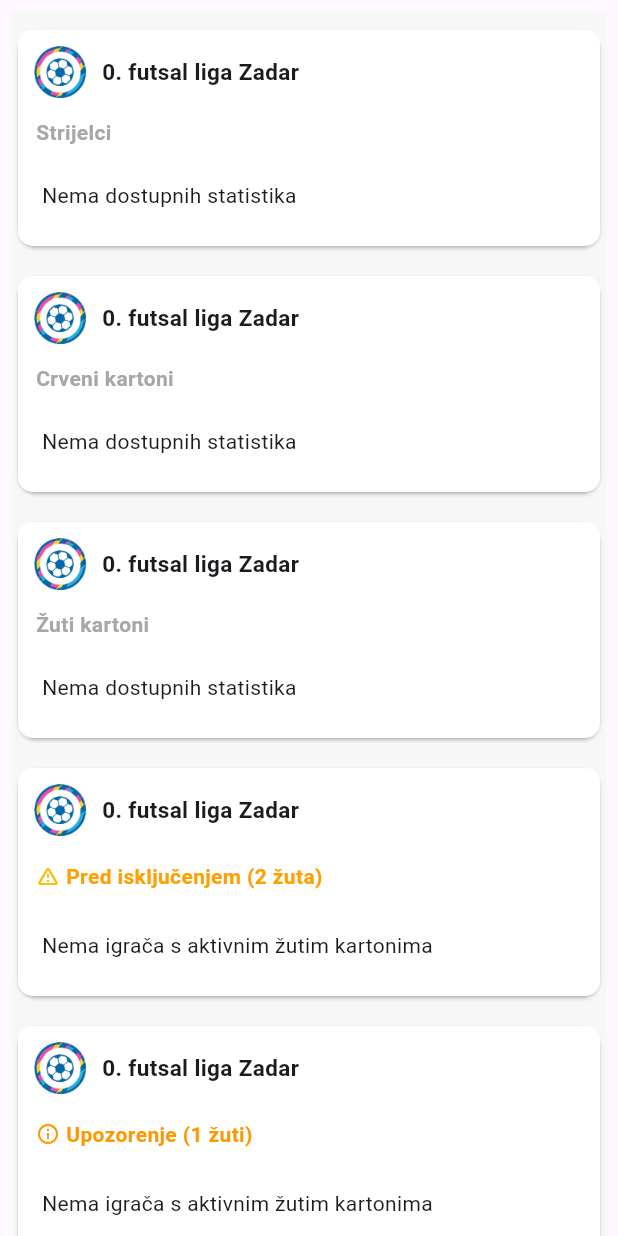
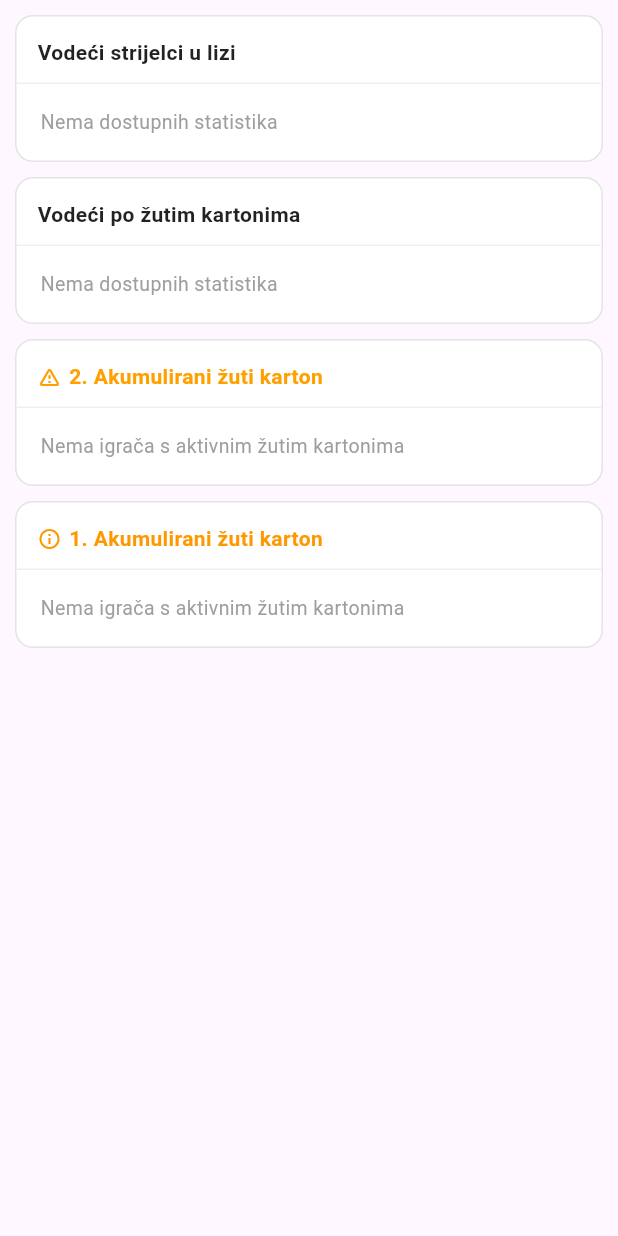
Before and after one commit to Aschmenzy/futsalZadarMobile, a Flutter app: the StatisticsTab widget shown alone on an empty page, opened directly with empty values, on a phone screen of 412 x 824 dp. Run offline on Flutter 3.47's test engine with Material 3 defaults, Android fonts, the phone set to English and light mode, and no system bars; our stand-ins replace cloud_firestore, firebase_core, google_fonts; accounts and stored records are empty; statements that could not run were skipped.

Commit message:
basic style changes for the stats page

```diff
--- a/futsalmobile/lib/models/leaugePage/playerData/player_stats_data.dart
+++ b/futsalmobile/lib/models/leaugePage/playerData/player_stats_data.dart
@@ -50,7 +50,7 @@ class PlayerStatsData {
       playerFullName: map['playerName'] as String? ?? '',
       redCards: map['redCards'] as num? ?? 0,
       yellowCards: map['yellowCards'] as num? ?? 0,
-      activeYellows: map['activeYellows'] as num ?? 0,
+      activeYellows: map['activeYellows'] as num,
       suspendedUntilRound: map['suspendedUntilRound'] as num? ?? 0,
     );
   }
--- a/futsalmobile/lib/pages/leaguePage/leagueDetails/tabs/stats_tab.dart
+++ b/futsalmobile/lib/pages/leaguePage/leagueDetails/tabs/stats_tab.dart
@@ -18,7 +18,6 @@ class _StatisticsTabState extends State<StatisticsTab> {
   final _service = FirebaseService();
   List<PlayerStatsData> _topScorers = [];
   List<PlayerStatsData> _topRedCards = [];
-  List<PlayerStatsData> _topYellowCards = [];
   List<PlayerStatsData> _oneYellow = [];
   List<PlayerStatsData> _twoYellows = [];
   bool _loading = true;
@@ -40,10 +39,6 @@ class _StatisticsTabState extends State<StatisticsTab> {
         widget.league.id,
         season: widget.season,
       );
-      final yellowCards = await _service.getLeadingPlayersByYellowCards(
-        widget.league.id,
-        season: widget.season,
-      );
       final activeYellows = await _service.getPlayersByActiveYellows(
         widget.league.id,
         season: widget.season,
@@ -53,7 +48,6 @@ class _StatisticsTabState extends State<StatisticsTab> {
       setState(() {
         _topScorers = scorers;
         _topRedCards = redCards;
-        _topYellowCards = yellowCards;
         _oneYellow = activeYellows['oneYellow']!;
         _twoYellows = activeYellows['twoYellows']!;
         _loading = false;
@@ -61,7 +55,7 @@ class _StatisticsTabState extends State<StatisticsTab> {
     } catch (e) {
       if (!mounted) return;
       setState(() {
-        _error = 'Greska pri ucitavanju: $e';
+        _error = 'Greška pri učitavanju: $e';
         _loading = false;
       });
     }
@@ -71,188 +65,188 @@ class _StatisticsTabState extends State<StatisticsTab> {
   Widget build(BuildContext context) {
     return SingleChildScrollView(
       child: Padding(
-        padding: const EdgeInsets.all(8.0),
-        child: Container(
-          decoration: BoxDecoration(color: AppColors.background),
+        padding: const EdgeInsets.symmetric(horizontal: 10, vertical: 10),
         child: Column(
           children: [
-              const SizedBox(height: 8),
-              _buildCard(
-                title: 'Strijelci',
+            _buildStatCard(
+              title: 'Vodeći strijelci u lizi',
               players: _topScorers,
-                statValue: (p) => '${p.totalGoals.toInt()}',
+              trailing: (p) => _statWithIcon(
+                label: '${p.totalGoals.toInt()}',
+                icon: 'assets/icons/stats/SoccerBall.png',
               ),
-              const SizedBox(height: 12),
-              _buildCard(
-                title: 'Crveni kartoni',
+            ),
+            const SizedBox(height: 10),
+
+            _buildStatCard(
+              title: 'Vodeći po žutim kartonima',
               players: _topRedCards,
-                statValue: (p) => '${p.redCards.toInt()}',
+              trailing: (p) =>
+                  _statWithYellowCard(label: '${p.redCards.toInt()}'),
             ),
-              const SizedBox(height: 12),
-              _buildCard(
-                title: 'Žuti kartoni',
-                players: _topYellowCards,
-                statValue: (p) => '${p.yellowCards.toInt()}',
+            const SizedBox(height: 10),
+
+            _buildStatCard(
+              title: '2. Akumulirani žuti karton',
+              titleColor: Colors.amber.shade700,
+              titleIcon: Icons.warning_amber_rounded,
+              players: _twoYellows,
+              trailing: (p) => Container(
+                width: 25,
+                height: 25,
+                decoration: const BoxDecoration(
+                  color: Colors.white,
+                  shape: BoxShape.circle,
                 ),
-              const SizedBox(height: 12),
-              _buildSimpleYellowCard(
-                title: 'Pred isključenjem (2 žuta)',
-                players: _twoYellows,
-                count: 2,
-                labelColor: Colors.amber.shade700,
-                icon: Icons.warning_amber_rounded,
-                iconColor: Colors.amber,
+                child: ClipOval(
+                  child: Image.asset(
+                    'assets/icons/stats/yellowCard.png',
+                    fit: BoxFit.cover,
                   ),
-              const SizedBox(height: 12),
-              _buildSimpleYellowCard(
-                title: 'Upozorenje (1 žuti)',
+                ),
+              ),
+              emptyText: 'Nema igrača s aktivnim žutim kartonima',
+            ),
+            const SizedBox(height: 10),
+
+            _buildStatCard(
+              title: '1. Akumulirani žuti karton',
+              titleColor: Colors.orange,
+              titleIcon: Icons.info_outline,
               players: _oneYellow,
-                count: 1,
-                labelColor: Colors.orange,
-                icon: Icons.info_outline,
-                iconColor: Colors.orange,
+              trailing: (p) => Container(
+                width: 25,
+                height: 25,
+                decoration: const BoxDecoration(
+                  color: Colors.white,
+                  shape: BoxShape.circle,
                 ),
-              const SizedBox(height: 8),
+                child: ClipOval(
+                  child: Image.asset(
+                    'assets/icons/stats/yellowCard.png',
+                    fit: BoxFit.cover,
+                  ),
+                ),
+              ),
+              emptyText: 'Nema igrača s aktivnim žutim kartonima',
+            ),
+            const SizedBox(height: 10),
           ],
-          ),
         ),
       ),
     );
   }
 
-  Widget _buildCard({
+  // ── Card container ───────────────────────────────────────────────────────────
+
+  Widget _buildStatCard({
     required String title,
+    Color? titleColor,
+    IconData? titleIcon,
     required List<PlayerStatsData> players,
-    required String Function(PlayerStatsData) statValue,
+    required Widget Function(PlayerStatsData) trailing,
+    String emptyText = 'Nema dostupnih statistika',
   }) {
-    return Card(
-      elevation: 1,
-      child: Container(
+    return Container(
       width: double.infinity,
       decoration: BoxDecoration(
-          color: AppColors.ternary,
-          borderRadius: BorderRadius.circular(10),
+        color: Colors.white,
+        borderRadius: BorderRadius.circular(12),
+        border: Border.all(color: const Color(0xFFE4E4E4), width: 1),
       ),
       child: Column(
         crossAxisAlignment: CrossAxisAlignment.start,
         children: [
-            const SizedBox(height: 8),
-            _cardHeader(),
-            const SizedBox(height: 10),
-            _sectionTitle(title),
-            const SizedBox(height: 6),
+          // Title row
+          Padding(
+            padding: const EdgeInsets.fromLTRB(14, 14, 14, 10),
+            child: Row(
+              children: [
+                if (titleIcon != null) ...[
+                  Icon(
+                    titleIcon,
+                    size: 16,
+                    color: titleColor ?? Colors.black87,
+                  ),
+                  const SizedBox(width: 5),
+                ],
+                Text(
+                  title,
+                  style: TextStyle(
+                    fontFamily: AppFonts.roboto.fontFamily,
+                    fontWeight: FontWeight.w700,
+                    fontSize: 14,
+                    color: titleColor ?? Colors.black87,
+                  ),
+                ),
+              ],
+            ),
+          ),
+
+          const Divider(height: 1, thickness: 1, color: Color(0xFFF0F0F0)),
+
+          // Body
           if (_loading)
             const Padding(
-                padding: EdgeInsets.all(24),
-                child: CircularProgressIndicator(),
+              padding: EdgeInsets.all(28),
+              child: Center(child: CircularProgressIndicator()),
             )
           else if (_error != null)
             Padding(
               padding: const EdgeInsets.all(16),
-                child: Text(_error!, style: const TextStyle(color: Colors.red)),
+              child: Text(
+                _error!,
+                style: const TextStyle(color: Colors.red, fontSize: 13),
+              ),
             )
           else if (players.isEmpty)
-              const Padding(
-                padding: EdgeInsets.all(16),
-                child: Text('Nema dostupnih statistika'),
+            Padding(
+              padding: const EdgeInsets.all(16),
+              child: Text(
+                emptyText,
+                style: TextStyle(
+                  fontFamily: AppFonts.roboto.fontFamily,
+                  color: Colors.grey,
+                  fontSize: 13,
+                ),
+              ),
             )
           else
             ListView.separated(
               shrinkWrap: true,
               physics: const NeverScrollableScrollPhysics(),
               itemCount: players.length,
-                separatorBuilder: (_, __) => const SizedBox(height: 6),
+              separatorBuilder: (_, __) => const Divider(
+                height: 1,
+                thickness: 1,
+                color: Color(0xFFF0F0F0),
+                indent: 14,
+                endIndent: 14,
+              ),
               itemBuilder: (context, index) =>
-                    _scorerRow(index + 1, players[index], statValue),
+                  _playerRow(players[index], trailing),
             ),
-            const SizedBox(height: 8),
         ],
-        ),
       ),
     );
   }
 
-  Widget _buildSimpleYellowCard({
-    required String title,
-    required List<PlayerStatsData> players,
-    required int count,
-    required Color labelColor,
-    required IconData icon,
-    required Color iconColor,
-  }) {
-    return Card(
-      elevation: 1,
-      child: Container(
-        width: double.infinity,
-        decoration: BoxDecoration(
-          color: AppColors.ternary,
-          borderRadius: BorderRadius.circular(10),
-        ),
-        child: Column(
-          crossAxisAlignment: CrossAxisAlignment.start,
-          children: [
-            const SizedBox(height: 8),
-            _cardHeader(),
-            const SizedBox(height: 10),
-            Padding(
-              padding: const EdgeInsets.symmetric(horizontal: 12, vertical: 4),
+  // ── Player row ───────────────────────────────────────────────────────────────
+
+  Widget _playerRow(
+    PlayerStatsData player,
+    Widget Function(PlayerStatsData) trailing,
+  ) {
+    return Padding(
+      padding: const EdgeInsets.symmetric(horizontal: 14, vertical: 10),
       child: Row(
         children: [
-                  Icon(icon, color: iconColor, size: 16),
-                  const SizedBox(width: 4),
-                  Text(
-                    title,
-                    style: TextStyle(
-                      fontFamily: AppFonts.roboto.fontFamily,
-                      fontWeight: FontWeight.w700,
-                      fontSize: 14,
-                      color: labelColor,
-                    ),
-                  ),
-                ],
-              ),
-            ),
-            const SizedBox(height: 6),
-            if (_loading)
-              const Padding(
-                padding: EdgeInsets.all(24),
-                child: CircularProgressIndicator(),
-              )
-            else if (_error != null)
-              Padding(
-                padding: const EdgeInsets.all(16),
-                child: Text(_error!, style: const TextStyle(color: Colors.red)),
-              )
-            else if (players.isEmpty)
-              const Padding(
-                padding: EdgeInsets.all(16),
-                child: Text('Nema igrača s aktivnim žutim kartonima'),
-              )
-            else
-              ListView.separated(
-                shrinkWrap: true,
-                physics: const NeverScrollableScrollPhysics(),
-                itemCount: players.length,
-                separatorBuilder: (_, __) => const SizedBox(height: 6),
-                itemBuilder: (context, index) =>
-                    _yellowRow(players[index], count),
-              ),
-            const SizedBox(height: 8),
-          ],
-        ),
-      ),
-    );
-  }
-
-  Widget _cardHeader() {
-    return Row(
-      children: [
-        const SizedBox(width: 8),
+          // Player photo
           Container(
-          width: 40,
-          height: 40,
+            width: 52,
+            height: 52,
             decoration: const BoxDecoration(
-            color: Colors.white,
+              color: Color(0xFFEEEEEE),
               shape: BoxShape.circle,
             ),
             child: ClipOval(
@@ -262,148 +256,125 @@ class _StatisticsTabState extends State<StatisticsTab> {
               ),
             ),
           ),
-        const SizedBox(width: 8),
+
+          const SizedBox(width: 12),
+
+          // Name + club
+          Expanded(
+            child: Column(
+              crossAxisAlignment: CrossAxisAlignment.start,
+              mainAxisAlignment: MainAxisAlignment.center,
+              children: [
                 Text(
-          widget.league.name,
+                  player.playerFullName,
                   style: TextStyle(
                     fontFamily: AppFonts.roboto.fontFamily,
                     fontWeight: FontWeight.w600,
-            fontSize: 15,
+                    fontSize: 14,
+                    color: Colors.black87,
+                  ),
+                ),
+                const SizedBox(height: 3),
+                Row(
+                  children: [
+                    Container(
+                      width: 20,
+                      height: 20,
+                      decoration: const BoxDecoration(
+                        color: Color(0xFFEEEEEE),
+                        shape: BoxShape.circle,
+                      ),
+                      child: ClipOval(
+                        child: Image.asset(
+                          'assets/images/clubLogo/dinamo.png',
+                          fit: BoxFit.cover,
+                        ),
+                      ),
+                    ),
+                    const SizedBox(width: 5),
+                    Text(
+                      player.clubName,
+                      style: TextStyle(
+                        fontFamily: AppFonts.roboto.fontFamily,
+                        fontWeight: FontWeight.w400,
+                        fontSize: 12,
+                        color: Colors.grey.shade600,
+                      ),
+                    ),
+                  ],
+                ),
+              ],
+            ),
+          ),
+
+          // Trailing widget (stat or card pips)
+          trailing(player),
+        ],
+      ),
+    );
+  }
+
+  // ── Trailing stat widgets ────────────────────────────────────────────────────
+
+  /// Bold number + small circular asset icon (e.g. soccer ball)
+  Widget _statWithIcon({required String label, required String icon}) {
+    return Row(
+      mainAxisSize: MainAxisSize.min,
+      children: [
+        Text(
+          label,
+          style: TextStyle(
+            fontFamily: AppFonts.roboto.fontFamily,
+            fontWeight: FontWeight.w700,
+            fontSize: 18,
+            color: Colors.black87,
+          ),
+        ),
+        const SizedBox(width: 6),
+        Container(
+          width: 26,
+          height: 26,
+          decoration: const BoxDecoration(
+            color: Color(0xFFEEEEEE),
+            shape: BoxShape.circle,
+          ),
+          child: ClipOval(child: Image.asset(icon, fit: BoxFit.cover)),
+        ),
+      ],
+    );
+  }
+
+  /// Bold number + single yellow card shape (yellow leaderboard)
+  Widget _statWithYellowCard({required String label}) {
+    return Row(
+      mainAxisSize: MainAxisSize.min,
+      children: [
+        Text(
+          label,
+          style: TextStyle(
+            fontFamily: AppFonts.roboto.fontFamily,
+            fontWeight: FontWeight.w700,
+            fontSize: 18,
+            color: Colors.black87,
+          ),
+        ),
+        const SizedBox(width: 6),
+
+        Container(
+          width: 25,
+          height: 25,
+          decoration: const BoxDecoration(
+            color: Colors.white,
+            shape: BoxShape.circle,
+          ),
+          child: ClipOval(
+            child: Image.asset(
+              'assets/icons/stats/yellowCard.png',
+              fit: BoxFit.cover,
+            ),
           ),
         ),
       ],
     );
   }
-
-  Widget _sectionTitle(String title) {
-    return Padding(
-      padding: const EdgeInsets.symmetric(horizontal: 12),
-      child: Text(
-        title,
-        style: TextStyle(
-          fontFamily: AppFonts.roboto.fontFamily,
-          fontWeight: FontWeight.w700,
-          fontSize: 14,
-          color: AppColors.ternaryGray,
-        ),
-      ),
-    );
 }
-
-  Widget _scorerRow(
-    int rank,
-    PlayerStatsData player,
-    String Function(PlayerStatsData) statValue,
-  ) {
-    return IntrinsicHeight(
-      child: Row(
-        children: [
-          SizedBox(
-            width: 40,
-            child: Center(
-              child: Text(
-                '$rank.',
-                style: TextStyle(
-                  fontFamily: AppFonts.roboto.fontFamily,
-                  fontSize: 13,
-                  color: AppColors.ternaryGray,
-                  fontWeight: FontWeight.w600,
-                ),
-              ),
-            ),
-          ),
-          VerticalDivider(
-            width: 1,
-            thickness: 2.5,
-            color: AppColors.ternaryGray,
-          ),
-          const SizedBox(width: 10),
-          Expanded(
-            child: Column(
-              crossAxisAlignment: CrossAxisAlignment.start,
-              children: [
-                Text(
-                  player.playerFullName,
-                  style: TextStyle(
-                    fontSize: 13,
-                    fontWeight: FontWeight.w600,
-                    fontFamily: AppFonts.roboto.fontFamily,
-                  ),
-                ),
-                Text(
-                  player.clubName,
-                  style: TextStyle(
-                    fontSize: 12,
-                    fontWeight: FontWeight.w400,
-                    color: AppColors.ternaryGray,
-                    fontFamily: AppFonts.roboto.fontFamily,
-                  ),
-                ),
-              ],
-            ),
-          ),
-          Text(
-            statValue(player),
-            style: const TextStyle(fontWeight: FontWeight.w700, fontSize: 18),
-          ),
-          const SizedBox(width: 12),
-        ],
-      ),
-    );
-  }
-
-  Widget _yellowRow(PlayerStatsData player, int count) {
-    return IntrinsicHeight(
-      child: Row(
-        children: [
-          SizedBox(
-            width: 40,
-            child: Center(
-              child: Row(
-                mainAxisAlignment: MainAxisAlignment.center,
-                children: List.generate(
-                  count,
-                  (_) => const Padding(
-                    padding: EdgeInsets.symmetric(horizontal: 1),
-                    child: Icon(Icons.rectangle, color: Colors.amber, size: 16),
-                  ),
-                ),
-              ),
-            ),
-          ),
-          VerticalDivider(
-            width: 1,
-            thickness: 2.5,
-            color: AppColors.ternaryGray,
-          ),
-          const SizedBox(width: 10),
-          Expanded(
-            child: Column(
-              crossAxisAlignment: CrossAxisAlignment.start,
-              children: [
-                Text(
-                  player.playerFullName,
-                  style: TextStyle(
-                    fontSize: 13,
-                    fontWeight: FontWeight.w600,
-                    fontFamily: AppFonts.roboto.fontFamily,
-                  ),
-                ),
-                Text(
-                  player.clubName,
-                  style: TextStyle(
-                    fontSize: 12,
-                    fontWeight: FontWeight.w400,
-                    color: AppColors.ternaryGray,
-                    fontFamily: AppFonts.roboto.fontFamily,
-                  ),
-                ),
-              ],
-            ),
-          ),
-          const SizedBox(width: 12),
-        ],
-      ),
-    );
-  }
-}
--- a/futsalmobile/pubspec.yaml
+++ b/futsalmobile/pubspec.yaml
@@ -67,6 +67,7 @@ flutter:
     - assets/images/clubLogo/
     - assets/icons/
     - assets/icons/navBar/
+    - assets/icons/stats/
 
   # An image asset can refer to one or more resolution-specific "variants", see
   # https://flutter.dev/to/resolution-aware-images
```
Also changed, not shown: futsalmobile/assets/icons/stats/SoccerBall.png (added), futsalmobile/assets/icons/stats/yellowCard.png (added). Lines whose indentation alone changed are shown as unchanged.
